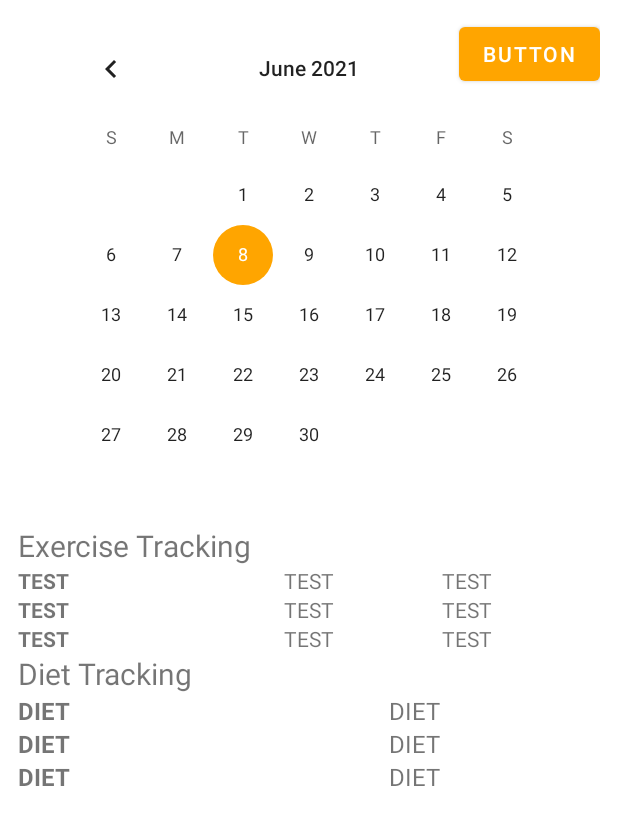
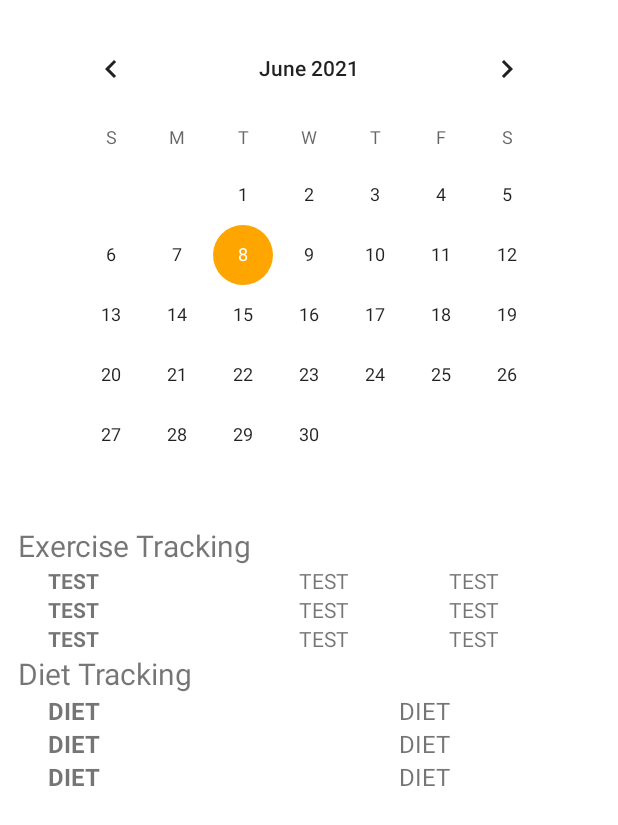
Before and after one commit to ss251/WeFit, an Android app: the layout fragment_calendar.xml on its own in the app's theme, with its tools: preview values and no code run, on a phone screen of 412 x 824 dp. Shown: the top 825 px of the screen. Run offline under Robolectric (Android 15) with nearby library versions, the phone set to English and light mode, and no system bars.

Commit message:
Finish project

```diff
--- a/app/src/main/res/layout/fragment_calendar.xml
+++ b/app/src/main/res/layout/fragment_calendar.xml
@@ -7,13 +7,6 @@
     tools:context=".CalendarFragment"
     android:padding="12dp">
 
-    <Button
-        android:id="@+id/button2"
-        android:layout_width="wrap_content"
-        android:layout_height="wrap_content"
-        android:text="Button"
-        app:layout_constraintTop_toTopOf="parent"
-        app:layout_constraintEnd_toEndOf="parent"/>
     <CalendarView
         android:id="@+id/cvCalendar"
         android:layout_width="wrap_content"
@@ -35,6 +28,7 @@
         android:id="@+id/rvActivities"
         android:layout_width="fill_parent"
         android:layout_height="wrap_content"
+        android:layout_marginStart="20dp"
         app:layout_constraintTop_toBottomOf="@+id/tvExercise"
         app:layout_constraintStart_toStartOf="parent"
         app:layout_constraintEnd_toEndOf="parent"
@@ -54,6 +48,7 @@
         android:id="@+id/rvDiets"
         android:layout_width="fill_parent"
         android:layout_height="wrap_content"
+        android:layout_marginStart="20dp"
         app:layout_constraintTop_toBottomOf="@+id/tvDiet"
         app:layout_constraintStart_toStartOf="parent"
         app:layout_constraintEnd_toEndOf="parent"
```
Also changed, not shown: app/src/main/java/edu/uw/ss251/wefit/DietLogFragment.kt (+0 -14 lines).
